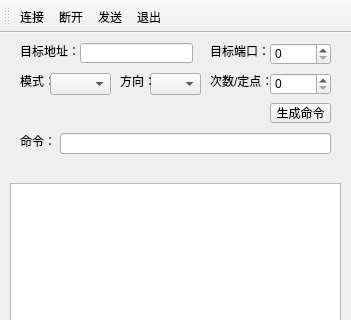
Before: the Qt Designer form mainwindow.ui in imLuning/QT_AgvGui, drawn with Qt 5; both pictures show x 0 to 351 and y 0 to 320 of the 351 by 694 pixel window.
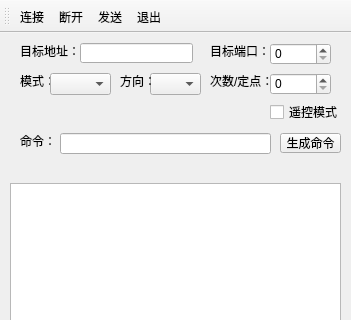
After: the same form once the commit is applied. Icons and pictures are not drawn.

Commit message: 增加遥控模式

The edit to the form file:
```diff
--- a/mainwindow.ui
+++ b/mainwindow.ui
@@ -118,7 +118,7 @@
      <rect>
       <x>60</x>
       <y>100</y>
-      <width>271</width>
+      <width>211</width>
       <height>21</height>
      </rect>
     </property>
@@ -185,8 +185,8 @@
    <widget class="QPushButton" name="btnSetCommand">
     <property name="geometry">
      <rect>
-      <x>270</x>
-      <y>70</y>
+      <x>280</x>
+      <y>100</y>
       <width>61</width>
       <height>20</height>
      </rect>
@@ -218,6 +218,22 @@
      <string>方向：</string>
     </property>
    </widget>
+   <widget class="QCheckBox" name="checkBoxRemoteState">
+    <property name="geometry">
+     <rect>
+      <x>270</x>
+      <y>70</y>
+      <width>73</width>
+      <height>18</height>
+     </rect>
+    </property>
+    <property name="focusPolicy">
+     <enum>Qt::StrongFocus</enum>
+    </property>
+    <property name="text">
+     <string>遥控模式</string>
+    </property>
+   </widget>
   </widget>
   <widget class="QMenuBar" name="menuBar">
    <property name="geometry">
```
Left out of the diff: 24 changed lines with no effect on the pictures. The commit also changes 2 other files.
